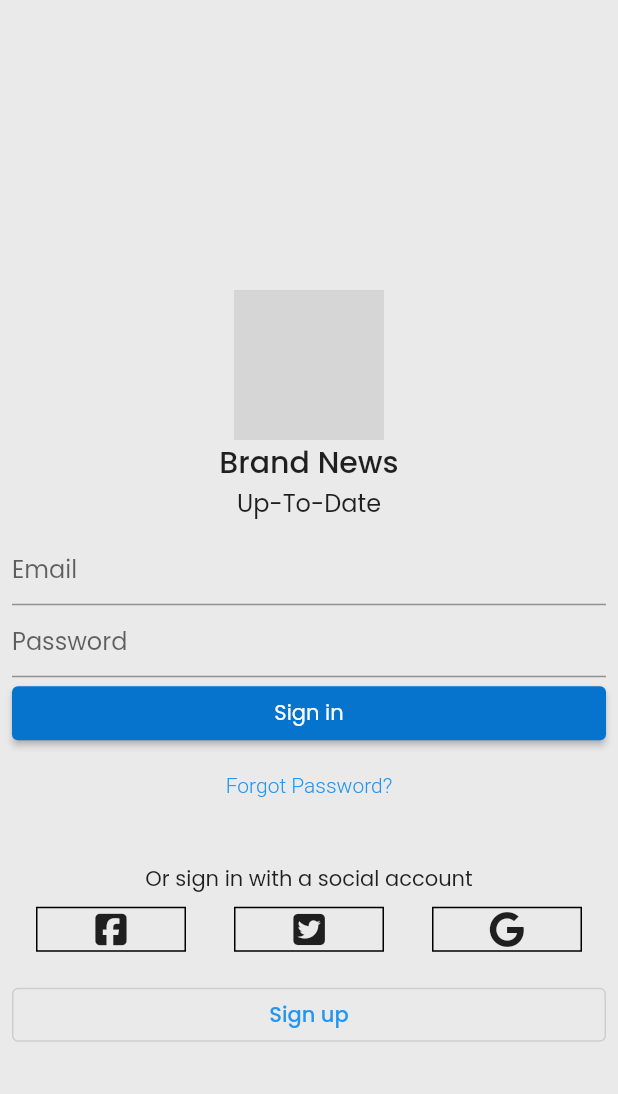
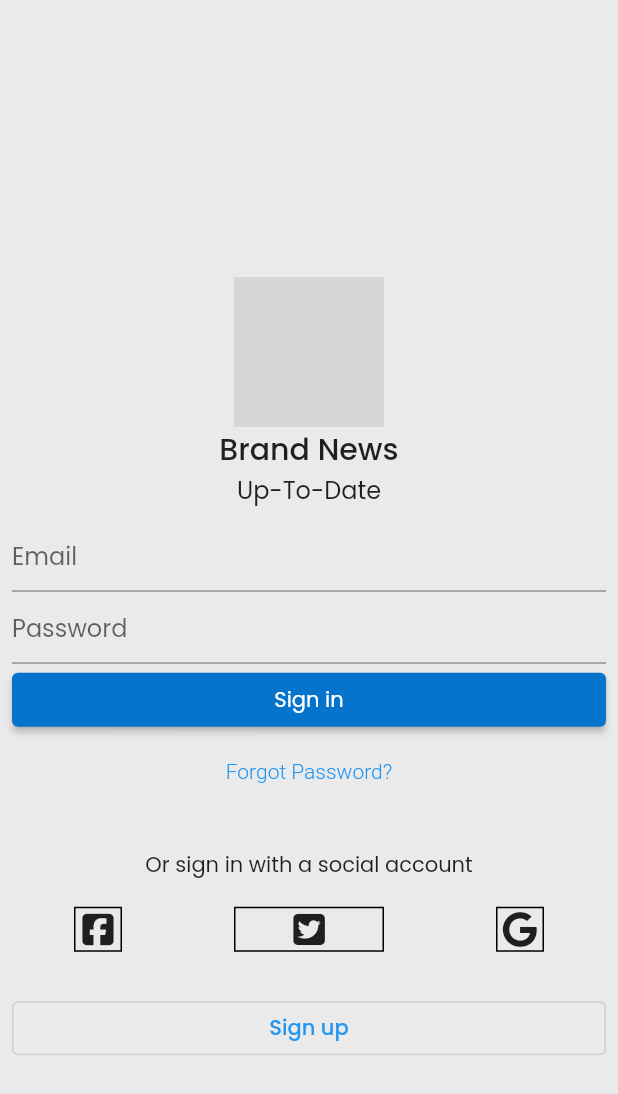
Before and after one commit to julienvos/flutter_news_app, a Flutter app: the LoginScreen screen opened by its route, after a tap on "Sign in", on a phone screen of 412 x 824 dp. Shown: the top 1094 px of the screen. Run offline on Flutter 3.47's test engine with Material 2 defaults, Android fonts, the phone set to English and light mode, and no system bars; drawn by our look-alikes of flutter_form_builder; our stand-ins replace cloud_firestore, firebase_auth, firebase_core, font_awesome_flutter, form_builder_validators, go_router and 4 more; missing offline and left inert: flutter_facebook_auth; accounts and stored records are empty; network calls fail; grey boxes are pictures that could not be loaded.

Commit message:
update for facebook login

```diff
--- a/lib/home.dart
+++ b/lib/home.dart
@@ -20,6 +20,11 @@ class Home extends StatelessWidget {
           bottomNavigationBar: TheNavBar(),
           appBar: AppBar(
             actions: [
+              IconButton(
+                  onPressed: () =>
+                      Provider.of<AppStateManager>(context, listen: false)
+                          .logout(),
+                  icon: Icon(Icons.logout)),
               Padding(
                 padding: EdgeInsets.all(8.0),
                 child: IconButton(
--- a/lib/main.dart
+++ b/lib/main.dart
@@ -1,7 +1,6 @@
 import 'package:firebase_core/firebase_core.dart';
 import 'package:flutter/material.dart';
 import 'package:flutter_news/data/main_news_item_dao.dart';
-import 'package:flutter_news/data/user_dao.dart';
 import 'package:flutter_news/managers/app_state_manager.dart';
 import 'package:flutter_news/navigation/navigation.dart';
 import 'package:form_builder_validators/localization/l10n.dart';
@@ -13,12 +12,14 @@ import 'firebase_options.dart';
 
 void main() async {
   WidgetsFlutterBinding.ensureInitialized();
-  appStateManager.initializeApp();
+
   final SharedPreferences sharedPrefs = await SharedPreferences.getInstance();
   sharedPrefs.containsKey('boarded') ? appStateManager.onBoarded() : null;
   await Firebase.initializeApp(
     options: DefaultFirebaseOptions.currentPlatform,
   );
+
+  appStateManager.initializeApp();
   runApp(const MyApp());
 }
 
--- a/lib/screens/SignUpPage/sign_up_page.dart
+++ b/lib/screens/SignUpPage/sign_up_page.dart
@@ -63,6 +63,7 @@ class SignUpPage extends StatelessWidget {
                             //sign up
                             Provider.of<AppStateManager>(context, listen: false)
                                 .signup(email, password);
+                            //go to login page
                           }
                         },
                         child: Text('create Account')),
--- a/lib/screens/loginscreen/login_screen.dart
+++ b/lib/screens/loginscreen/login_screen.dart
@@ -80,11 +80,17 @@ class SocialIconButtons extends StatelessWidget {
       child: Row(
         mainAxisAlignment: MainAxisAlignment.spaceAround,
         children: [
-          SocialIconContainer(
-            socialIcon: FontAwesomeIcons.facebookSquare,
-          ),
+          IconButton(
+              onPressed: () =>
+                  context.read<AppStateManager>().signInWithFacebook(),
+              icon: SocialIconContainer(
+                socialIcon: FontAwesomeIcons.facebookSquare,
+              )),
           SocialIconContainer(socialIcon: FontAwesomeIcons.twitterSquare),
-          SocialIconContainer(socialIcon: FontAwesomeIcons.google)
+          IconButton(
+              onPressed: () =>
+                  context.read<AppStateManager>().signInWithGoogle(),
+              icon: SocialIconContainer(socialIcon: FontAwesomeIcons.google))
         ],
       ),
     );
@@ -120,6 +126,8 @@ class InlogForm extends StatelessWidget {
 
   @override
   Widget build(BuildContext context) {
+    //consumer to catch error messages from the changenotifier (to display messages)
+
     return FormBuilder(
         key: _formKey,
         child: Padding(
@@ -147,8 +155,18 @@ class InlogForm extends StatelessWidget {
                         _formKey.currentState!.fields['Email']!.value;
                     final String password =
                         _formKey.currentState!.fields['Password']!.value;
+
                     Provider.of<AppStateManager>(context, listen: false)
-                        .login(username, password);
+                        .login(username, password)
+                        .then((response) {
+                      if (response != null) {
+                        final snackBar = SnackBar(
+                          content: Text(response),
+                        );
+
+                        ScaffoldMessenger.of(context).showSnackBar(snackBar);
+                      }
+                    });
                   }
                 },
                 child: Text('Sign in')),
--- a/pubspec.yaml
+++ b/pubspec.yaml
@@ -31,13 +31,16 @@ dependencies:
   cupertino_icons: ^1.0.2
   firebase_auth: ^3.3.19
   firebase_core: ^1.17.1
+  firebase_storage: ^10.2.17
   flutter:
     sdk: flutter
+  flutter_facebook_auth: ^4.3.4
   flutter_form_builder: ^7.1.1
   font_awesome_flutter: ^10.1.0
   form_builder_validators: ^8.1.1
   go_router: ^3.0.7
   google_fonts: ^2.3.2
+  google_sign_in: ^5.3.2
   introduction_screen: ^3.0.2
   provider: ^6.0.2
   shared_preferences: ^2.0.14
```
Also changed, not shown: lib/managers/app_state_manager.dart (+53 -7 lines), lib/data/my_news_model.dart (added), pubspec.lock, 2 other files.
